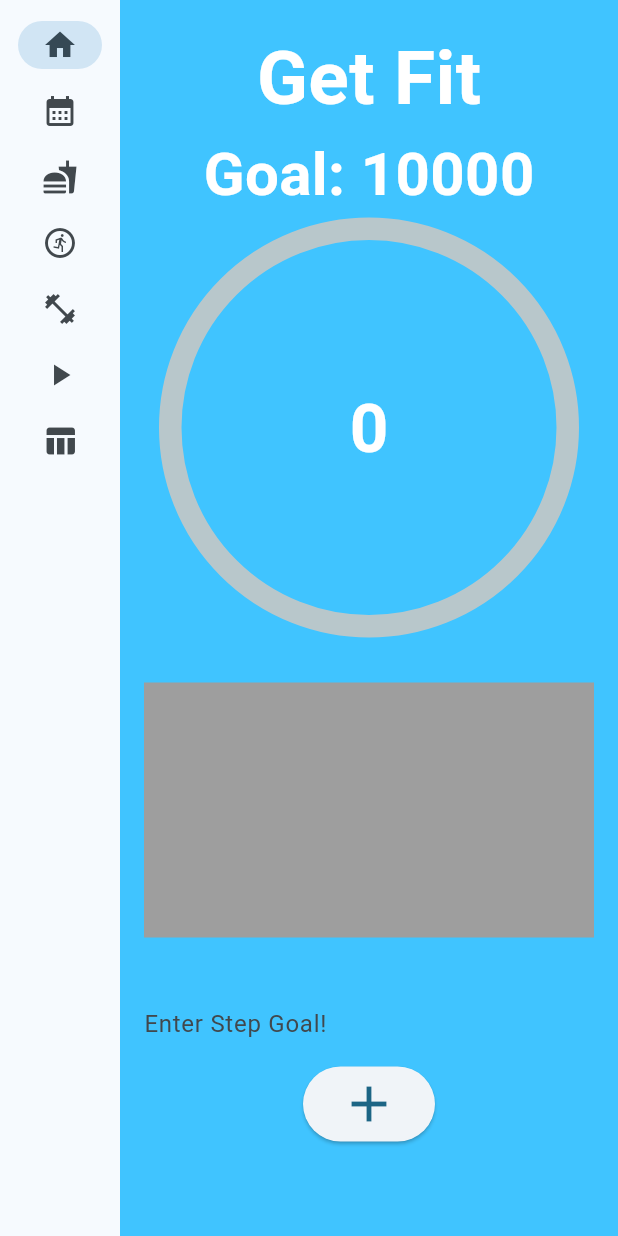
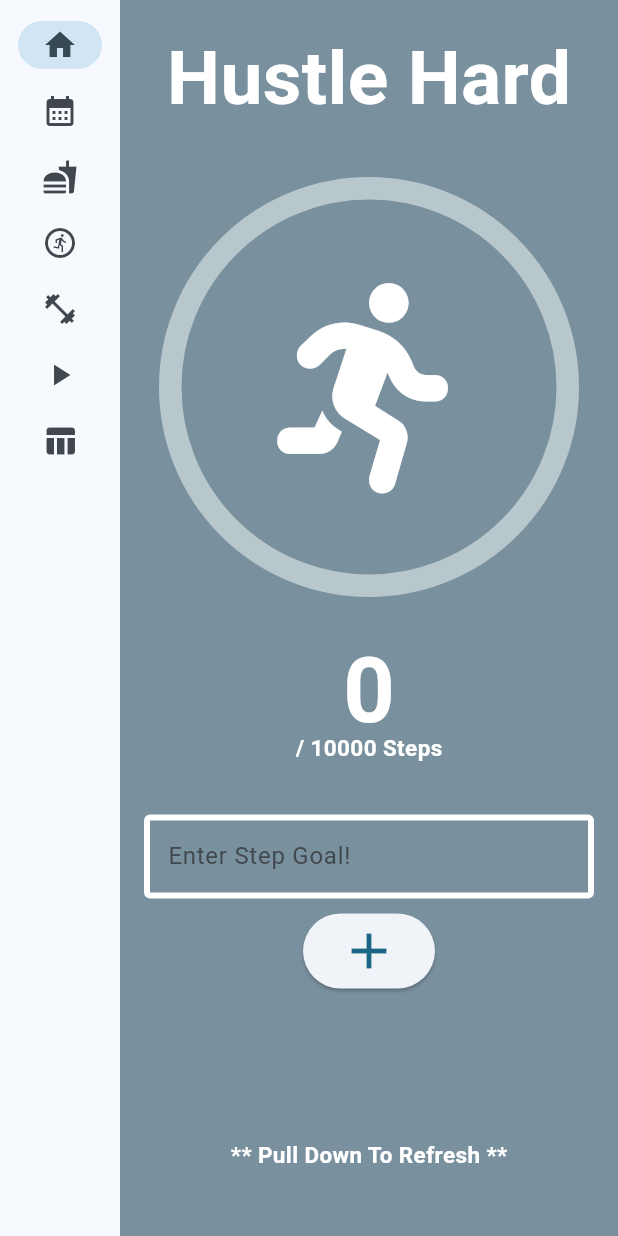
Before and after one commit to ElijahY123/HustleHard, a Flutter app: the screen it shows after launch, on a phone screen of 412 x 824 dp. Run offline on Flutter 3.47's test engine with Material 3 defaults, Android fonts, the phone set to English and light mode, and no system bars; drawn by our look-alikes of fl_chart, percent_indicator; our stand-ins replace cloud_firestore, firebase_core, firebase_database, flutter_typeahead, font_awesome_flutter, geolocator and 4 more; accounts and stored records are empty.

Commit message:
Reworked UI, Added pull down refresh feature to update stepcount

```diff
--- a/lib/Controller/controller.dart
+++ b/lib/Controller/controller.dart
@@ -164,6 +164,10 @@ class _FitnessControllerState extends State<FitnessController> {
     homeModel.initPlatformState();
   }
 
+  Future<void> refresh() {
+    return Future.delayed(Duration(seconds: 1));
+  }
+
   // Navigation Rail
 
   SelectedPage pageSelected = SelectedPage();
@@ -180,6 +184,8 @@ class _FitnessControllerState extends State<FitnessController> {
           isInputValid: isInputValid,
           updateStepGoal: updateStepGoal,
           getStepGoal: getStepGoal,
+          refresh: refresh,
+          steps: homeModel.stepCount.toString(),
         );
         break;
       case 1:
--- a/lib/Model/model.dart
+++ b/lib/Model/model.dart
@@ -188,48 +188,6 @@ class WorkoutModel {
   }
 }
 
-class IndividualBar {
-  final int x;
-  final double y;
-
-  IndividualBar({
-    required this.x,
-    required this.y
-  });
-}
-
-class BarData {
-  final double sunSteps;
-  final double monSteps;
-  final double tueSteps;
-  final double wedSteps;
-  final double thurSteps;
-  final double friSteps;
-  final double satSteps;
-
-  BarData({
-    required this.sunSteps,
-    required this.monSteps,
-    required this.tueSteps,
-    required this.wedSteps,
-    required this.thurSteps,
-    required this.friSteps,
-    required this.satSteps
-  });
-  List<IndividualBar> barData = [];
-
-  void initializeBarData() {
-    barData = [
-      IndividualBar(x: 0, y: sunSteps),
-      IndividualBar(x: 0, y: monSteps),
-      IndividualBar(x: 0, y: tueSteps),
-      IndividualBar(x: 0, y: wedSteps),
-      IndividualBar(x: 0, y:thurSteps),
-      IndividualBar(x: 0, y: friSteps),
-      IndividualBar(x: 0, y: satSteps)
-    ];
-  }
-}
 
 class HomePage{
   final TextEditingController stepGoalController = TextEditingController();
@@ -238,32 +196,6 @@ class HomePage{
   String  _steps = '0';
   int goal = 10000;
   double stepsPercent = 0;
-
-
-
-  BarData weeklyBarData = BarData(
-      sunSteps: 8080,
-      monSteps: 9290,
-      tueSteps: 2738,
-      wedSteps: 9283,
-      thurSteps: 9201,
-      friSteps: 2910,
-      satSteps: 2018
-  );
-
-/*  void addStepsToDB(double steps, String date) async {
-    FirebaseFirestore.instance.collection('Steps').add({
-      'Date' : date,
-      'steps' : steps
-    });
-  }
-
-  void getStepsFromDB(String date) async {
-    DatabaseReference ref = FirebaseDatabase.instance.ref("Steps");
-    DatabaseEvent event = await ref.once();
-
-    event.snapshot.value;
-  }*/
 
   TextEditingController getStepGoalController() {
     return stepGoalController;
@@ -281,7 +213,7 @@ class HomePage{
   }
 
   String getSteps() {
-    return _steps;
+    return stepCount.toString();
   }
 
   double getStepsPercent() {
@@ -289,21 +221,17 @@ class HomePage{
   }
 
   void updateStepsPercent() {
-    double stepsToInt = double.parse(_steps);
+    double stepsToInt = double.parse(stepCount.toString());
     if (stepsToInt > goal) {
       stepsPercent = 1;
     }
     else {
-      stepsPercent = double.parse(_steps) / goal;
+      stepsPercent = double.parse(stepCount.toString()) / goal;
     }
   }
 
   void onStepCount(StepCount event) {
     stepCount = event.steps;
-  }
-
-  void updateSteps() {
-    _steps = _steps;
   }
 
   void onStepCountError(error) {
--- a/lib/Views/MainPage.dart
+++ b/lib/Views/MainPage.dart
@@ -1,7 +1,11 @@
 import 'package:flutter/material.dart';
+import 'package:latlong2/latlong.dart';
 import 'package:percent_indicator/percent_indicator.dart';
 import 'package:fl_chart/fl_chart.dart';
+import 'package:font_awesome_flutter/font_awesome_flutter.dart';
 
+
+//ignore: must_be_immutable
 class MainPage extends StatelessWidget {
 
   final Function() getSteps;
@@ -10,6 +14,8 @@ class MainPage extends StatelessWidget {
   final Function() isInputValid;
   final Function(int) updateStepGoal;
   final Function() getStepGoal;
+  final Future<void> Function() refresh;
+  String steps;
 
   MainPage({
     required this.getSteps,
@@ -17,15 +23,18 @@ class MainPage extends StatelessWidget {
     required this.stepGoalController,
     required this.isInputValid,
     required this.updateStepGoal,
-    required this.getStepGoal
-
+    required this.getStepGoal,
+    required this.refresh,
+    required this.steps
 });
 
   @override
   Widget build(BuildContext context) {
     return Scaffold(
-      backgroundColor: Color(0xFF40C4FF),
+      backgroundColor: Colors.black38, //Color(0xFF40C4FF),
       body: SafeArea(
+        child: RefreshIndicator(
+          onRefresh: refresh,
           child: ListView(
             children: [
           Padding(
@@ -36,7 +45,7 @@ class MainPage extends StatelessWidget {
               children: [
                 const Center(
                   child: Text(
-                  "Get Fit",
+                    "Hustle Hard",
                     style: TextStyle(
                       color: Colors.white,
                       fontSize: 50.0,
@@ -44,7 +53,7 @@ class MainPage extends StatelessWidget {
                     ),
                   ),
                 ),
-              Center(
+                /*Center(
                   child: Text(
                     "Goal: " + getStepGoal().toString(),
                     style: TextStyle(
@@ -53,82 +62,48 @@ class MainPage extends StatelessWidget {
                       color: Colors.white,
                     ),
                   ),
+                ),*/
+                SizedBox(
+                  height: 30,
                 ),
-              CircularPercentIndicator (
+                CircularPercentIndicator(
                   radius: 140,
                   lineWidth: 15.0,
                   percent: getStepsPercent(),
-                progressColor: Colors.indigoAccent,
-                center: Text(
-                  getSteps(),
+                  progressColor: Colors.lightBlueAccent,
+                  center: FaIcon(
+                    FontAwesomeIcons.personRunning,
+                    color: Colors.white,
+                    size: 140,
+                  ),
+                ),
+                SizedBox(
+                  height: 20,
+                ),
+                Container(
+                  height: 70,
+                  child: Text(
+                        steps,
                         style: TextStyle(
-                    fontSize: 45,
+                          fontSize: 60,
                           fontWeight: FontWeight.bold,
                           color: Colors.white,
                         ),
                       ),
                   ),
-              /*new Container(
-                padding: EdgeInsets.all(15),
-                child: Row(
-                  children: [
-                    Center(
-                      child: Icon(Icons.fastfood_outlined),
-                    ),
-                    Center(
+                SizedBox(
+                  height: 20,
                   child: Text(
-                        "  "+"320 Cal",
+                    "/ " + getStepGoal().toString() + " Steps",
                     style: TextStyle(
-                            fontSize: 18,
+                      fontSize: 15,
                       fontWeight: FontWeight.bold,
-                            color: Colors.black
+                      color: Colors.white,
                     ),
                   ),
                 ),
-                    Center(
-                      widthFactor: 18.0,
-                      child: Text(
-                        " "
-                      ),
-                    ),
-                    Center(
-                      child: Icon(Icons.snowshoeing),
-                    ),
-                    Center(
-                      child: Text(
-                        "  "+"3.2 Mi",
-                        style: TextStyle(
-                            fontSize: 18,
-                            fontWeight: FontWeight.bold,
-                            color: Colors.black
-                        ),
-                      ),
-                    )
-                  ],
-                ),
-              ),*/
                 SizedBox(
-                height: 30,
-              ),
-              new Container(
-                height: 200,
-                child: BarChart(
-                  BarChartData(
-                    gridData: FlGridData(show: false),
-                    maxY: 10000,
-                    minY: 0,
-                    backgroundColor: Colors.grey,
-                    borderData: FlBorderData(show: false),
-                    titlesData: FlTitlesData(
-                      show: true,
-                      topTitles: AxisTitles(sideTitles: SideTitles(showTitles: false)),
-                      rightTitles: AxisTitles(sideTitles: SideTitles(showTitles: false)),
-                      leftTitles: AxisTitles(sideTitles: SideTitles(showTitles: false)),
-
-                      //bottomTitles: getBottomTitles
-                    ),
-                  ),
-                ),
+                  height: 35,
                 ),
                 Center(
                   child: Column(
@@ -139,8 +114,19 @@ class MainPage extends StatelessWidget {
                         decoration: InputDecoration(
                           labelText: 'Enter Step Goal!',
                           hintText: 'e.g., 10000',
-                        enabledBorder: InputBorder.none
+                          border: OutlineInputBorder(
+                            borderRadius: BorderRadius.circular(20.0),
                           ),
+                          enabledBorder: OutlineInputBorder(
+                            borderSide: BorderSide(
+                              color: Colors.white,
+                              width: 4.0
+                            ),
+                          ),
+                        ),
+                      ),
+                      SizedBox(
+                        height: 10,
                       ),
                       ElevatedButton(
                           onPressed: () {
@@ -171,12 +157,21 @@ class MainPage extends StatelessWidget {
                   )
                 ),
                 SizedBox(
-                height: 30,
-              )
-            ]
+                  height: 100,
+                ),
+                Text(
+                  "** Pull Down To Refresh **",
+                  style: TextStyle(
+                    color: Colors.white,
+                    fontWeight: FontWeight.bold,
+                    fontSize: 15
+                  ),
+                ),
+              ],
             ),
           ),
       ]
+    ),
         )
     )
     );
--- a/pubspec.yaml
+++ b/pubspec.yaml
@@ -45,6 +45,7 @@ dependencies:
   fl_chart: ^0.64.0
   cloud_firestore: ^4.13.1
   readmore: ^2.2.0
+  font_awesome_flutter: ^10.6.0
 
 flutter_icons:
   android: "launcher_icon"
```
Also changed, not shown: pubspec.lock. Lines whose indentation alone changed are shown as unchanged.
